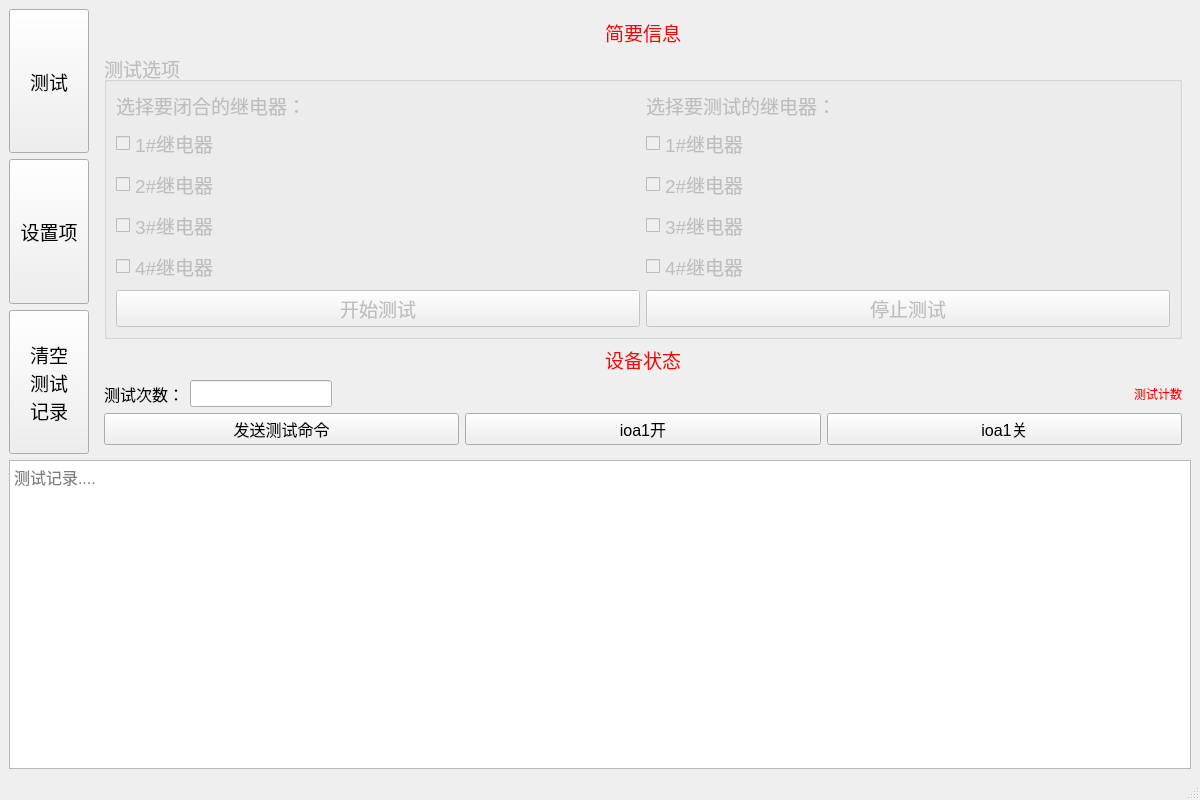
This is mainwindow.ui in LXKJ-LRY/104TestProgram as Qt 5 draws it before an edit. The edited form follows.
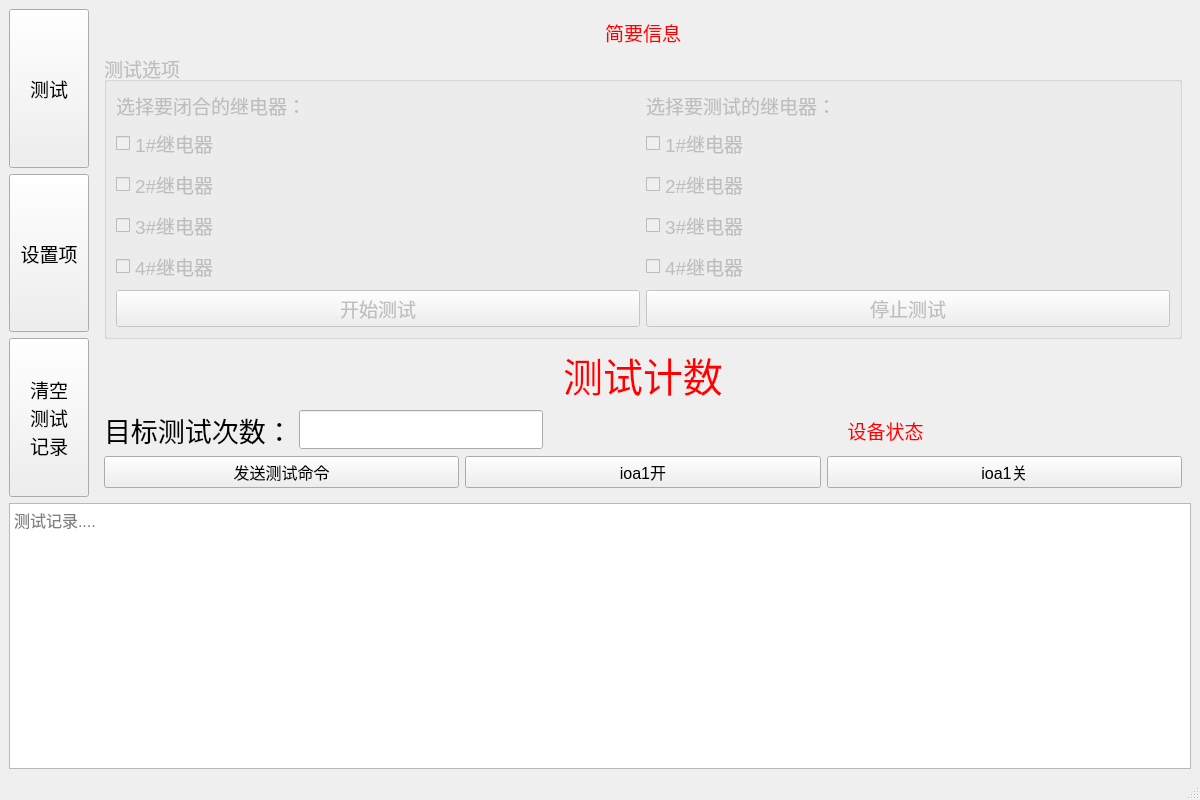
This is the edited form.

```diff
--- a/mainwindow.ui
+++ b/mainwindow.ui
@@ -247,17 +247,17 @@
          </widget>
         </item>
         <item>
-         <widget class="QLabel" name="relayStatusLabel">
+         <widget class="QLabel" name="testCounterLabel">
           <property name="font">
            <font>
-            <pointsize>14</pointsize>
+            <pointsize>30</pointsize>
            </font>
           </property>
           <property name="styleSheet">
            <string notr="true">color: rgb(255, 0, 0);</string>
           </property>
           <property name="text">
-           <string>设备状态</string>
+           <string>测试计数</string>
           </property>
           <property name="alignment">
            <set>Qt::AlignCenter</set>
@@ -274,19 +274,29 @@
               <verstretch>0</verstretch>
              </sizepolicy>
             </property>
+            <property name="font">
+             <font>
+              <pointsize>20</pointsize>
+             </font>
+            </property>
             <property name="text">
-             <string>测试次数：</string>
+             <string>目标测试次数：</string>
             </property>
            </widget>
           </item>
           <item>
            <widget class="QLineEdit" name="testNumberEdit">
             <property name="sizePolicy">
-             <sizepolicy hsizetype="Fixed" vsizetype="Preferred">
+             <sizepolicy hsizetype="Fixed" vsizetype="Fixed">
               <horstretch>0</horstretch>
               <verstretch>0</verstretch>
              </sizepolicy>
             </property>
+            <property name="font">
+             <font>
+              <pointsize>20</pointsize>
+             </font>
+            </property>
            </widget>
           </item>
           <item>
@@ -306,15 +316,20 @@
            </spacer>
           </item>
           <item>
-           <widget class="QLabel" name="testCounterLabel">
+           <widget class="QLabel" name="relayStatusLabel">
+            <property name="font">
+             <font>
+              <pointsize>14</pointsize>
+             </font>
+            </property>
             <property name="styleSheet">
              <string notr="true">color: rgb(255, 0, 0);</string>
             </property>
             <property name="text">
-             <string>测试计数</string>
+             <string>设备状态</string>
             </property>
             <property name="alignment">
-             <set>Qt::AlignRight|Qt::AlignTrailing|Qt::AlignVCenter</set>
+             <set>Qt::AlignCenter</set>
             </property>
            </widget>
           </item>
```
